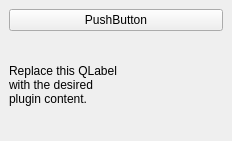
GencHaxhija/dc_programm, file DC_Programm_dockwidget_base.ui: the form before one commit.
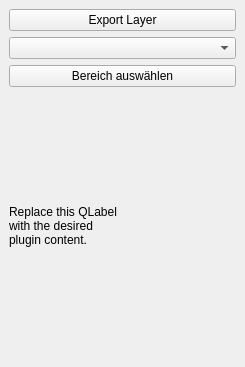
The form after the commit.

Commit message: Testcommit direkt im Terminal

Patch:
```diff
--- a/DC_Programm_dockwidget_base.ui
+++ b/DC_Programm_dockwidget_base.ui
@@ -6,16 +6,33 @@
    <rect>
     <x>0</x>
     <y>0</y>
-    <width>232</width>
-    <height>141</height>
+    <width>245</width>
+    <height>367</height>
    </rect>
   </property>
   <property name="windowTitle">
    <string>Snipper</string>
   </property>
   <widget class="QWidget" name="dockWidgetContents">
-   <layout class="QGridLayout" name="gridLayout">
-    <item row="1" column="0">
+   <layout class="QVBoxLayout" name="verticalLayout">
+    <item>
+     <widget class="QPushButton" name="exportButton">
+      <property name="text">
+       <string>Export Layer</string>
+      </property>
+     </widget>
+    </item>
+    <item>
+     <widget class="QComboBox" name="layerComboBox"/>
+    </item>
+    <item>
+     <widget class="QPushButton" name="areaSelectButton">
+      <property name="text">
+       <string>Bereich auswählen</string>
+      </property>
+     </widget>
+    </item>
+    <item>
      <widget class="QLabel" name="label">
       <property name="text">
        <string>Replace this QLabel
@@ -24,13 +41,6 @@
       </property>
      </widget>
     </item>
-    <item row="0" column="0">
-     <widget class="QPushButton" name="exportButton">
-      <property name="text">
-       <string>PushButton</string>
-      </property>
-     </widget>
-    </item>
    </layout>
   </widget>
  </widget>
```
Left out of the diff: 3 changed lines with no effect on the pictures. The commit also changes 2 other files.
